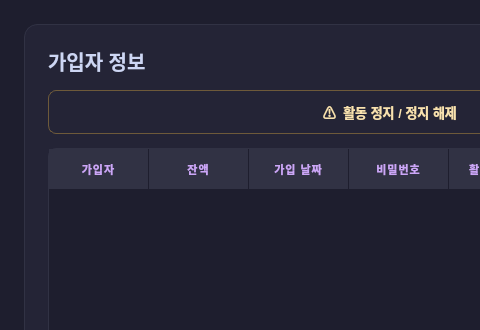
The window that form/meminfodialog.ui (hyeon-h/QBanker-System) describes before a commit, drawn with Qt 5; both pictures show x 0 to 480 and y 0 to 330 of the 780 by 560 pixel window.
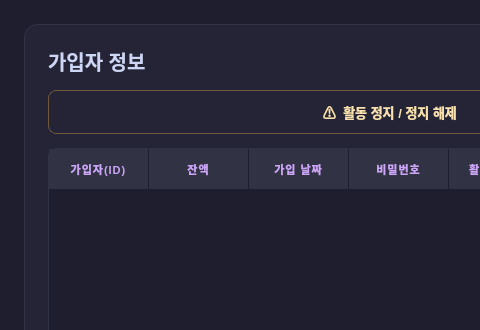
The same window after the commit.

Diff of the .ui file:
```diff
--- a/form/meminfodialog.ui
+++ b/form/meminfodialog.ui
@@ -226,7 +226,7 @@
           </property>
           <column>
            <property name="text">
-            <string>가입자</string>
+            <string>가입자(ID)</string>
            </property>
            <property name="font">
             <font>
```
Left out of the diff: 91 changed lines with no effect on the pictures.
